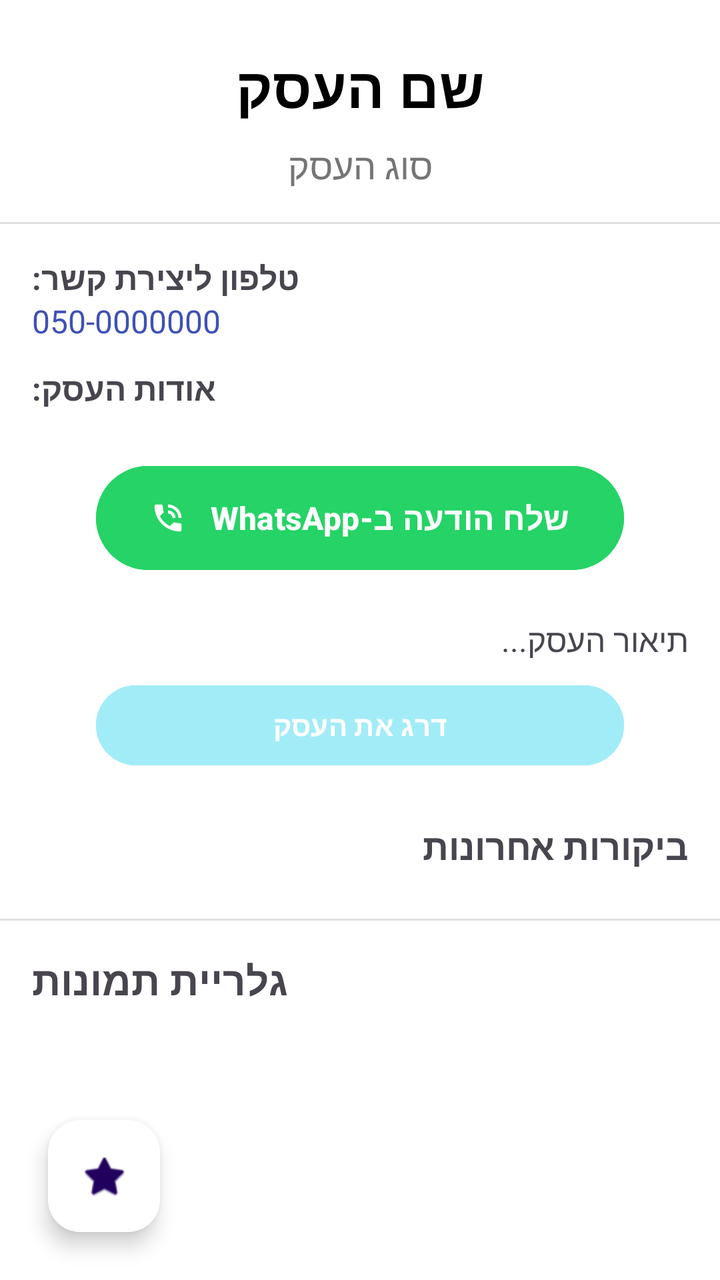
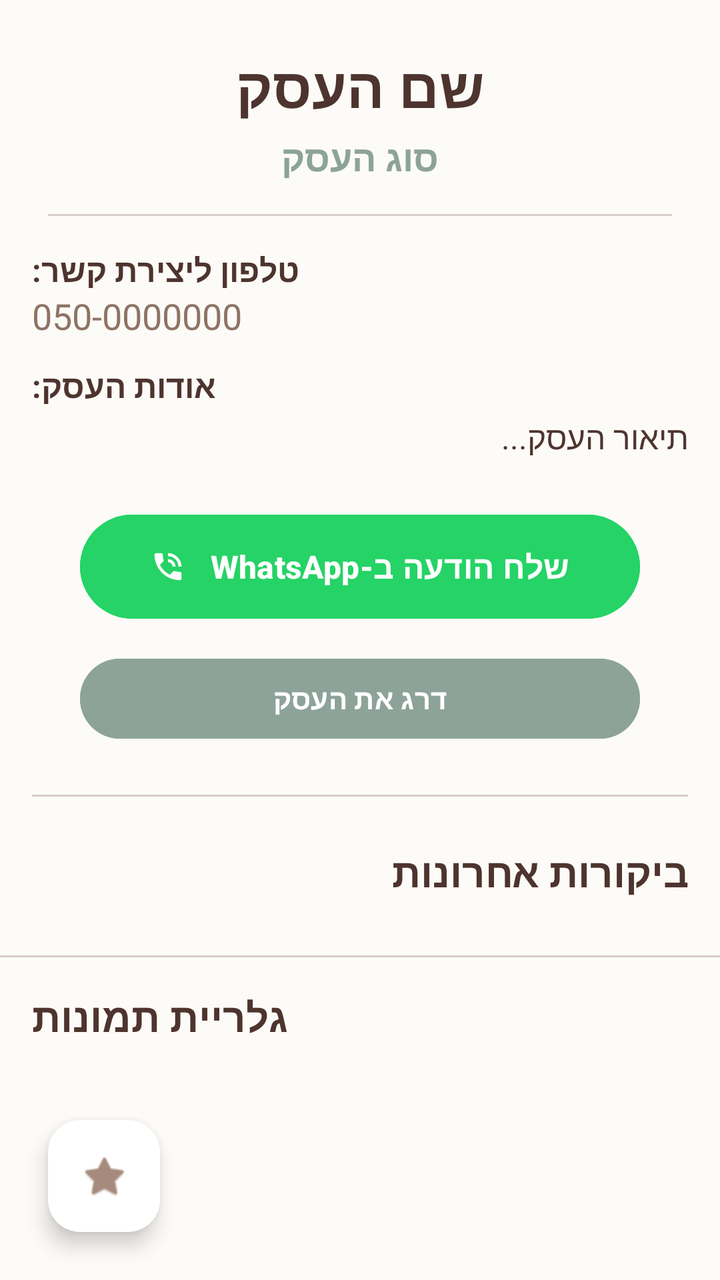

Screens rendered from an Android XML layout before and after an edit, with the pre-edit source and the edit as a unified diff.
<!-- AndroidManifest.xml: application theme Theme.MyApplication -->
<!-- res/layout/activity_business_details.xml -->
<?xml version="1.0" encoding="utf-8"?>
<FrameLayout xmlns:android="http://schemas.android.com/apk/res/android"
    xmlns:app="http://schemas.android.com/apk/res-auto"
    android:layout_width="match_parent"
    android:layout_height="match_parent"
    android:background="#FFFFFF">

    
    <ScrollView
        android:layout_width="match_parent"
        android:layout_height="match_parent">

        <LinearLayout
            android:layout_width="match_parent"
            android:layout_height="wrap_content"
            android:orientation="vertical"
            android:paddingBottom="80dp"> 

            <TextView
                android:id="@+id/tvDetailName"
                android:layout_width="match_parent"
                android:layout_height="wrap_content"
                android:layout_marginTop="24dp"
                android:layout_marginBottom="8dp"
                android:gravity="center"
                android:text="שם העסק"
                android:textColor="#000000"
                android:textSize="28sp"
                android:textStyle="bold" />

            <TextView
                android:id="@+id/tvDetailType"
                android:layout_width="match_parent"
                android:layout_height="wrap_content"
                android:gravity="center"
                android:text="סוג העסק"
                android:textColor="#757575"
                android:textSize="18sp" />

            <View
                android:layout_width="match_parent"
                android:layout_height="1dp"
                android:layout_marginVertical="16dp"
                android:background="#E0E0E0" />

            <LinearLayout
                android:layout_width="match_parent"
                android:layout_height="wrap_content"
                android:orientation="vertical"
                android:paddingHorizontal="16dp">

                <TextView
                    android:layout_width="wrap_content"
                    android:layout_height="wrap_content"
                    android:text="טלפון ליצירת קשר:"
                    android:textStyle="bold"
                    android:textSize="16sp" />

                <TextView
                    android:id="@+id/tvDetailPhone"
                    android:layout_width="wrap_content"
                    android:layout_height="wrap_content"
                    android:layout_marginBottom="12dp"
                    android:text="050-0000000"
                    android:textSize="16sp"
                    android:textColor="#3F51B5"
                    android:autoLink="phone"/>

                <TextView
                    android:layout_width="wrap_content"
                    android:layout_height="wrap_content"
                    android:text="אודות העסק:"
                    android:textStyle="bold"
                    android:textSize="16sp" />

                <com.google.android.material.button.MaterialButton
                    android:id="@+id/btnWhatsApp"
                    android:layout_width="match_parent"
                    android:layout_height="60dp"
                    android:layout_marginTop="24dp"
                    android:layout_marginBottom="16dp"
                    android:layout_marginHorizontal="32dp"
                    android:text="שלח הודעה ב-WhatsApp"
                    android:textSize="16sp"
                    android:textStyle="bold"
                    app:icon="@android:drawable/stat_sys_speakerphone"
                    app:iconGravity="textStart"
                    app:iconPadding="12dp"
                    android:backgroundTint="#25D366"
                    app:cornerRadius="30dp"
                    android:elevation="6dp"/>

                <TextView
                    android:id="@+id/tvDetailDescription"
                    android:layout_width="match_parent"
                    android:layout_height="wrap_content"
                    android:layout_marginTop="4dp"
                    android:text="תיאור העסק..."
                    android:textSize="16sp"
                    android:lineSpacingExtra="4dp" />

                <Button
                    android:id="@+id/btnAddReview"
                    android:layout_width="match_parent"
                    android:layout_height="wrap_content"
                    android:text="דרג את העסק"
                    android:layout_marginTop="8dp"
                    android:layout_marginHorizontal="32dp"
                    android:backgroundTint="#A2ECF8"
                    android:textColor="#FFFFFF"
                    android:textStyle="bold"/>

                <TextView
                    android:layout_width="match_parent"
                    android:layout_height="wrap_content"
                    android:text="ביקורות אחרונות"
                    android:textSize="18sp"
                    android:textStyle="bold"
                    android:layout_marginTop="24dp"
                    android:layout_marginBottom="8dp"/>

                <androidx.recyclerview.widget.RecyclerView
                    android:id="@+id/rvReviewsList"
                android:layout_width="match_parent"
                android:layout_height="wrap_content"
                android:nestedScrollingEnabled="false"/>
            </LinearLayout>

            <View
                android:layout_width="match_parent"
                android:layout_height="1dp"
                android:layout_marginVertical="16dp"
                android:background="#E0E0E0" />

            <TextView
                android:layout_width="wrap_content"
                android:layout_height="wrap_content"
                android:layout_marginStart="16dp"
                android:layout_marginBottom="12dp"
                android:text="גלריית תמונות"
                android:textSize="20sp"
                android:textStyle="bold" />

            <LinearLayout
                android:id="@+id/galleryContainer"
                android:layout_width="match_parent"
                android:layout_height="wrap_content"
                android:orientation="vertical"
                android:paddingHorizontal="16dp">
            </LinearLayout>

        </LinearLayout>
    </ScrollView>

    
    <com.google.android.material.floatingactionbutton.FloatingActionButton
        android:id="@+id/btnFavorite"
        android:layout_width="wrap_content"
        android:layout_height="wrap_content"
        android:layout_gravity="bottom|start"
        android:layout_margin="24dp"
        android:src="@android:drawable/btn_star_big_off"
        android:backgroundTint="#FFFFFF"
        android:contentDescription="הוסף למועדפים" />
    

</FrameLayout>
<!-- resources referenced by this layout -->
<resources>
  <style name="Theme.MyApplication" parent="Base.Theme.MyApplication" />
  <style name="Base.Theme.MyApplication" parent="Theme.Material3.DayNight.NoActionBar">
      </style>
</resources>

<!-- the commit's change to res/layout/activity_business_details.xml (unified diff, before → after) -->
@@ -3,9 +3,8 @@
     xmlns:app="http://schemas.android.com/apk/res-auto"
     android:layout_width="match_parent"
     android:layout_height="match_parent"
-    android:background="#FFFFFF">
+    android:background="@color/backgroundColor">
 
-    
     <ScrollView
         android:layout_width="match_parent"
         android:layout_height="match_parent">
@@ -14,17 +13,17 @@
             android:layout_width="match_parent"
             android:layout_height="wrap_content"
             android:orientation="vertical"
-            android:paddingBottom="80dp"> 
+            android:paddingBottom="80dp">
 
             <TextView
                 android:id="@+id/tvDetailName"
                 android:layout_width="match_parent"
                 android:layout_height="wrap_content"
                 android:layout_marginTop="24dp"
-                android:layout_marginBottom="8dp"
+                android:layout_marginBottom="4dp"
                 android:gravity="center"
                 android:text="שם העסק"
-                android:textColor="#000000"
+                android:textColor="@color/textColor"
                 android:textSize="28sp"
                 android:textStyle="bold" />
 
@@ -34,103 +33,114 @@
                 android:layout_height="wrap_content"
                 android:gravity="center"
                 android:text="סוג העסק"
-                android:textColor="#757575"
-                android:textSize="18sp" />
+                android:textColor="@color/colorAccent"
+                android:textSize="18sp"
+                android:textStyle="bold"/>
 
             <View
                 android:layout_width="match_parent"
                 android:layout_height="1dp"
                 android:layout_marginVertical="16dp"
-                android:background="#E0E0E0" />
+                android:layout_marginHorizontal="24dp"
+                android:background="#D7CCC8" /> <LinearLayout
+            android:layout_width="match_parent"
+            android:layout_height="wrap_content"
+            android:orientation="vertical"
+            android:paddingHorizontal="16dp">
 
-            <LinearLayout
+            <TextView
+                android:layout_width="wrap_content"
+                android:layout_height="wrap_content"
+                android:text="טלפון ליצירת קשר:"
+                android:textColor="@color/textColor"
+                android:textStyle="bold"
+                android:textSize="16sp" />
+
+            <TextView
+                android:id="@+id/tvDetailPhone"
+                android:layout_width="wrap_content"
+                android:layout_height="wrap_content"
+                android:layout_marginBottom="12dp"
+                android:text="050-0000000"
+                android:textSize="18sp"
+                android:textColor="@color/colorPrimaryDark"
+                android:autoLink="phone"/>
+
+            <TextView
+                android:layout_width="wrap_content"
+                android:layout_height="wrap_content"
+                android:text="אודות העסק:"
+                android:textColor="@color/textColor"
+                android:textStyle="bold"
+                android:textSize="16sp" />
+
+            <TextView
+                android:id="@+id/tvDetailDescription"
                 android:layout_width="match_parent"
                 android:layout_height="wrap_content"
-                android:orientation="vertical"
-                android:paddingHorizontal="16dp">
+                android:layout_marginTop="4dp"
+                android:text="תיאור העסק..."
+                android:textColor="@color/textColor"
+                android:textSize="16sp"
+                android:lineSpacingExtra="6dp" />
 
-                <TextView
-                    android:layout_width="wrap_content"
-                    android:layout_height="wrap_content"
-                    android:text="טלפון ליצירת קשר:"
-                    android:textStyle="bold"
-                    android:textSize="16sp" />
+            <com.google.android.material.button.MaterialButton
+                android:id="@+id/btnWhatsApp"
+                android:layout_width="match_parent"
+                android:layout_height="60dp"
+                android:layout_marginTop="24dp"
+                android:layout_marginBottom="12dp"
+                android:layout_marginHorizontal="24dp"
+                android:text="שלח הודעה ב-WhatsApp"
+                android:textSize="16sp"
+                android:textStyle="bold"
+                app:icon="@android:drawable/stat_sys_speakerphone"
+                app:iconGravity="textStart"
+                app:iconPadding="12dp"
+                android:backgroundTint="#25D366"
+                app:cornerRadius="30dp"
+                android:elevation="4dp"/>
 
-                <TextView
-                    android:id="@+id/tvDetailPhone"
-                    android:layout_width="wrap_content"
-                    android:layout_height="wrap_content"
-                    android:layout_marginBottom="12dp"
-                    android:text="050-0000000"
-                    android:textSize="16sp"
-                    android:textColor="#3F51B5"
-                    android:autoLink="phone"/>
-
-                <TextView
-                    android:layout_width="wrap_content"
-                    android:layout_height="wrap_content"
-                    android:text="אודות העסק:"
-                    android:textStyle="bold"
-                    android:textSize="16sp" />
-
-                <com.google.android.material.button.MaterialButton
-                    android:id="@+id/btnWhatsApp"
-                    android:layout_width="match_parent"
-                    android:layout_height="60dp"
-                    android:layout_marginTop="24dp"
-                    android:layout_marginBottom="16dp"
-                    android:layout_marginHorizontal="32dp"
-                    android:text="שלח הודעה ב-WhatsApp"
-                    android:textSize="16sp"
-                    android:textStyle="bold"
-                    app:icon="@android:drawable/stat_sys_speakerphone"
-                    app:iconGravity="textStart"
-                    app:iconPadding="12dp"
-                    android:backgroundTint="#25D366"
-                    app:cornerRadius="30dp"
-                    android:elevation="6dp"/>
-
-                <TextView
-                    android:id="@+id/tvDetailDescription"
-                    android:layout_width="match_parent"
-                    android:layout_height="wrap_content"
-                    android:layout_marginTop="4dp"
-                    android:text="תיאור העסק..."
-                    android:textSize="16sp"
-                    android:lineSpacingExtra="4dp" />
-
-                <Button
-                    android:id="@+id/btnAddReview"
-                    android:layout_width="match_parent"
-                    android:layout_height="wrap_content"
-                    android:text="דרג את העסק"
-                    android:layout_marginTop="8dp"
-                    android:layout_marginHorizontal="32dp"
-                    android:backgroundTint="#A2ECF8"
-                    android:textColor="#FFFFFF"
-                    android:textStyle="bold"/>
-
-                <TextView
-                    android:layout_width="match_parent"
-                    android:layout_height="wrap_content"
-                    android:text="ביקורות אחרונות"
-                    android:textSize="18sp"
-                    android:textStyle="bold"
-                    android:layout_marginTop="24dp"
-                    android:layout_marginBottom="8dp"/>
-
-                <androidx.recyclerview.widget.RecyclerView
-                    android:id="@+id/rvReviewsList"
+            <Button
+                android:id="@+id/btnAddReview"
                 android:layout_width="match_parent"
                 android:layout_height="wrap_content"
-                android:nestedScrollingEnabled="false"/>
-            </LinearLayout>
+                android:text="דרג את העסק"
+                android:layout_marginBottom="8dp"
+                android:layout_marginHorizontal="24dp"
+                android:backgroundTint="@color/colorAccent"
+                android:textColor="#FFFFFF"
+                android:textStyle="bold"
+                app:cornerRadius="24dp"/>
 
             <View
                 android:layout_width="match_parent"
                 android:layout_height="1dp"
                 android:layout_marginVertical="16dp"
-                android:background="#E0E0E0" />
+                android:background="#D7CCC8" />
+
+            <TextView
+                android:layout_width="match_parent"
+                android:layout_height="wrap_content"
+                android:text="ביקורות אחרונות"
+                android:textColor="@color/textColor"
+                android:textSize="20sp"
+                android:textStyle="bold"
+                android:layout_marginTop="8dp"
+                android:layout_marginBottom="12dp"/>
+
+            <androidx.recyclerview.widget.RecyclerView
+                android:id="@+id/rvReviewsList"
+                android:layout_width="match_parent"
+                android:layout_height="wrap_content"
+                android:nestedScrollingEnabled="false"/>
+        </LinearLayout>
+
+            <View
+                android:layout_width="match_parent"
+                android:layout_height="1dp"
+                android:layout_marginVertical="16dp"
+                android:background="#D7CCC8" />
 
             <TextView
                 android:layout_width="wrap_content"
@@ -138,6 +148,7 @@
                 android:layout_marginStart="16dp"
                 android:layout_marginBottom="12dp"
                 android:text="גלריית תמונות"
+                android:textColor="@color/textColor"
                 android:textSize="20sp"
                 android:textStyle="bold" />
 
@@ -152,7 +163,6 @@
         </LinearLayout>
     </ScrollView>
 
-    
     <com.google.android.material.floatingactionbutton.FloatingActionButton
         android:id="@+id/btnFavorite"
         android:layout_width="wrap_content"
@@ -160,8 +170,8 @@
         android:layout_gravity="bottom|start"
         android:layout_margin="24dp"
         android:src="@android:drawable/btn_star_big_off"
-        android:backgroundTint="#FFFFFF"
+        app:tint="@color/colorPrimary"
+        app:backgroundTint="@android:color/white"
         android:contentDescription="הוסף למועדפים" />
-    
 
 </FrameLayout>
<!-- resource entries referenced after the edit -->
@@ -1,5 +1,10 @@
 <!-- resources referenced by this layout -->
 <resources>
+  <color name="backgroundColor">#FDFBF7</color>
+  <color name="colorAccent">#8DA399</color>
+  <color name="colorPrimary">#A68B7C</color>
+  <color name="colorPrimaryDark">#8D7466</color>
+  <color name="textColor">#4E342E</color>
   <style name="Theme.MyApplication" parent="Base.Theme.MyApplication" />
   <style name="Base.Theme.MyApplication" parent="Theme.Material3.DayNight.NoActionBar">
       </style>
